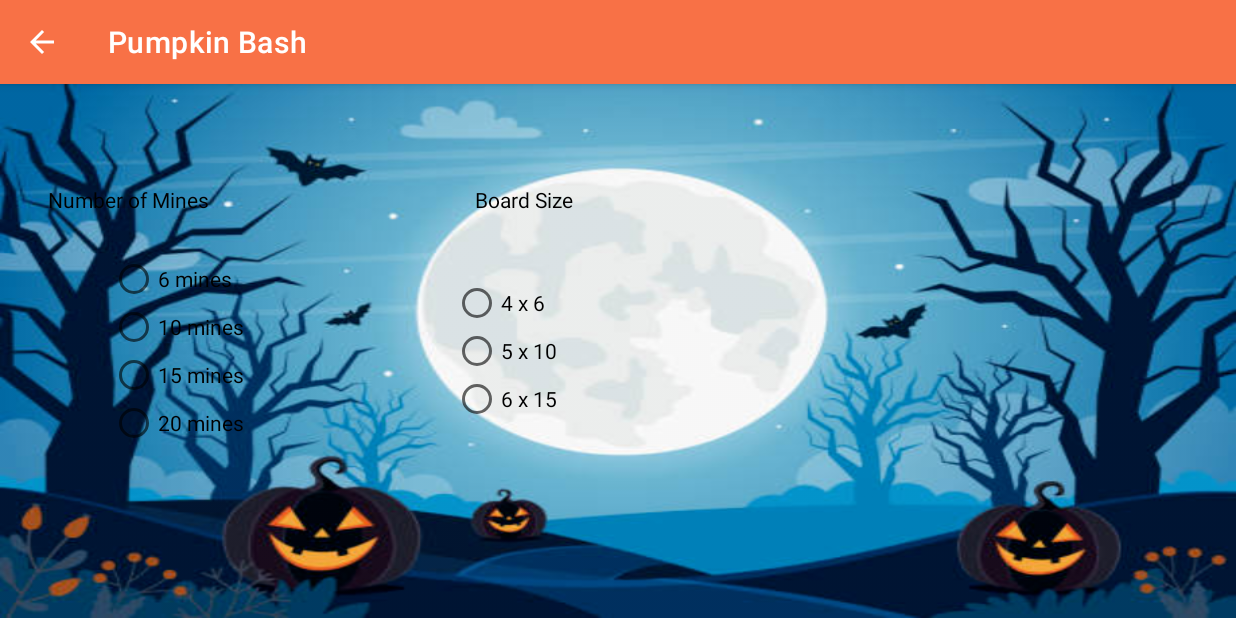
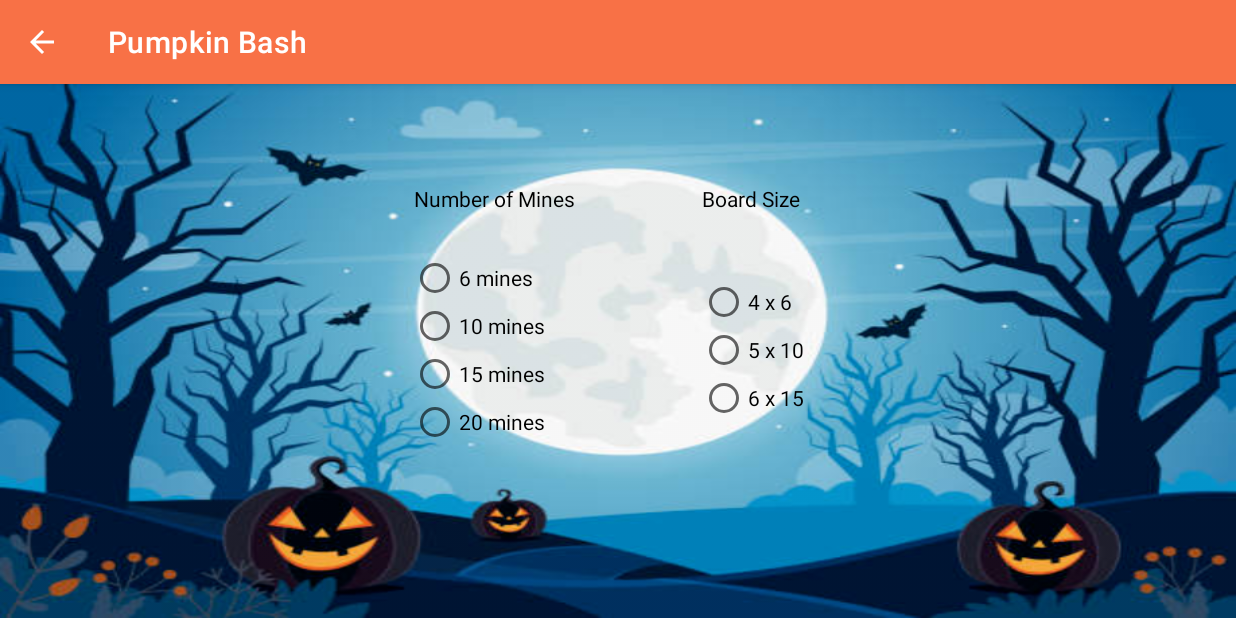
Before and after one commit to FraserW123/PumpkinBash, an Android app: the OptionsScreen screen opened directly, with no data from a screen before it, on a phone screen of 824 x 412 dp (held sideways). Run offline under Robolectric (Android 15) with nearby library versions, the phone set to English and light mode, and no system bars.

Commit message:
finished version all issues fixed

```diff
--- a/app/src/main/java/com/example/assignment3/OptionsScreen.java
+++ b/app/src/main/java/com/example/assignment3/OptionsScreen.java
@@ -7,7 +7,6 @@ package com.example.assignment3;
 import android.content.Context;
 import android.content.Intent;
 import android.content.SharedPreferences;
-import android.graphics.Color;
 import android.os.Bundle;
 import android.widget.RadioButton;
 import android.widget.RadioGroup;
@@ -52,13 +51,10 @@ public class OptionsScreen extends AppCompatActivity {
 
             //Add to radio group
             group.addView(button);
-            System.out.println(boardSize + " vs " + getBoardSize(this));
+
             if(boardSize.equals(getBoardSize(this))){
                 sizeofDimensions(boardSize);
                 button.setChecked(true);
-            }else{
-
-                System.out.println("false");
             }
         }
         //group
--- a/app/src/main/res/layout/options_screen.xml
+++ b/app/src/main/res/layout/options_screen.xml
@@ -13,10 +13,10 @@
         android:layout_height="wrap_content"
         app:layout_constraintBottom_toBottomOf="parent"
         app:layout_constraintEnd_toEndOf="parent"
-        app:layout_constraintHorizontal_bias="0.1"
+        app:layout_constraintHorizontal_bias="0.373"
         app:layout_constraintStart_toStartOf="parent"
         app:layout_constraintTop_toTopOf="parent"
-        app:layout_constraintVertical_bias="0.5" />
+        app:layout_constraintVertical_bias="0.498" />
 
     <RadioGroup
         android:id="@+id/radio_board_size"
@@ -24,10 +24,10 @@
         android:layout_height="wrap_content"
         app:layout_constraintBottom_toBottomOf="parent"
         app:layout_constraintEnd_toEndOf="parent"
-        app:layout_constraintHorizontal_bias="0.4"
+        app:layout_constraintHorizontal_bias="0.618"
         app:layout_constraintStart_toStartOf="parent"
         app:layout_constraintTop_toTopOf="parent"
-        app:layout_constraintVertical_bias="0.5" />
+        app:layout_constraintVertical_bias="0.498" />
 
     <TextView
         android:id="@+id/titleMines"
@@ -37,10 +37,10 @@
         android:textColor="#000000"
         app:layout_constraintBottom_toBottomOf="parent"
         app:layout_constraintEnd_toEndOf="parent"
-        app:layout_constraintHorizontal_bias="0.045"
+        app:layout_constraintHorizontal_bias="0.385"
         app:layout_constraintStart_toStartOf="parent"
         app:layout_constraintTop_toTopOf="parent"
-        app:layout_constraintVertical_bias="0.2" />
+        app:layout_constraintVertical_bias="0.198" />
 
     <TextView
         android:id="@+id/titleBoardSize"
@@ -50,9 +50,9 @@
         android:textColor="#000000"
         app:layout_constraintBottom_toBottomOf="parent"
         app:layout_constraintEnd_toEndOf="parent"
-        app:layout_constraintHorizontal_bias="0.417"
+        app:layout_constraintHorizontal_bias="0.617"
         app:layout_constraintStart_toStartOf="parent"
         app:layout_constraintTop_toTopOf="parent"
-        app:layout_constraintVertical_bias="0.2" />
+        app:layout_constraintVertical_bias="0.198" />
 
 </androidx.constraintlayout.widget.ConstraintLayout>
--- a/app/src/main/res/values/strings.xml
+++ b/app/src/main/res/values/strings.xml
@@ -7,5 +7,5 @@
     <string name="scans_used"># scans used %1$d</string>
     <string name="found_mines">found mines  </string>
     <string name="hyperlink">The creators of Pumpkin Bash are Lazar Pajic and Fraser Wong. They are two students at Simon Fraser University who are working hard in CMPT 276. <a href="https://opencoursehub.cs.sfu.ca/bfraser/grav-cms/cmpt276/home">CMPT 276 home-page</a></string>
-    <string name="citations_hyperlinks">Ciations: Skeletons: <a href="https://illustoon.com/?dl=6252">skeletons</a>, Ghost: <a href="https://www.pinterest.ca/pin/890305420056927937/">ghost</a>, Button Pumpkins: <a href="https://pngimg.com/image/9386">pumpkins</a>, Spooky Background: <a href="https://pngtree.com/freebackground/scary-graveyard-in-the-woods-halloween-background_1154763.html">spooky background</a>, Moon Background: <a href="https://www.istockphoto.com/vector/halloween-background-with-full-moon-pumpkins-and-trees-gm1267484197-371903680">moon background</a></string>
+    <string name="citations_hyperlinks">Citations: Skeletons: <a href="https://illustoon.com/?dl=6252">skeletons</a>, Ghost: <a href="https://www.pinterest.ca/pin/890305420056927937/">ghost</a>, Button Pumpkins: <a href="https://pngimg.com/image/9386">pumpkins</a>, Spooky Background: <a href="https://pngtree.com/freebackground/scary-graveyard-in-the-woods-halloween-background_1154763.html">spooky background</a>, Moon Background: <a href="https://www.istockphoto.com/vector/halloween-background-with-full-moon-pumpkins-and-trees-gm1267484197-371903680">moon background</a></string>
 </resources>
```
Also changed, not shown: app/src/main/java/com/example/assignment3/GameScreen.java (+5 -11 lines), app/src/main/java/com/example/assignment3/model/Game.java (+1 -18 lines).
